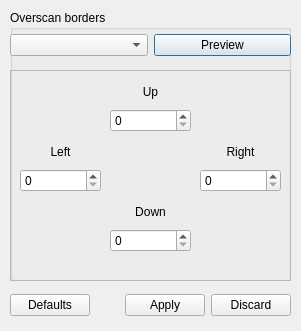
punesemu/puNES, file src/gui/designer/dlgOverscanBorders.ui: the form before one commit.
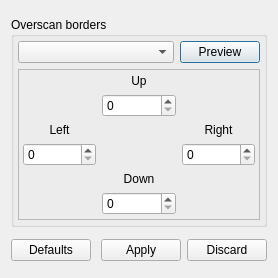
The form after the commit.

```diff
--- a/src/gui/designer/dlgOverscanBorders.ui
+++ b/src/gui/designer/dlgOverscanBorders.ui
@@ -6,21 +6,21 @@
    <rect>
     <x>0</x>
     <y>0</y>
-    <width>301</width>
-    <height>331</height>
+    <width>278</width>
+    <height>278</height>
    </rect>
   </property>
   <property name="windowTitle">
    <string>Set borders</string>
   </property>
+  <layout class="QVBoxLayout" name="verticalLayout_Set_borders">
+   <item>
   <widget class="QGroupBox" name="groupBox">
-   <property name="geometry">
-    <rect>
-     <x>10</x>
-     <y>10</y>
-     <width>281</width>
-     <height>271</height>
-    </rect>
+     <property name="sizePolicy">
+      <sizepolicy hsizetype="Preferred" vsizetype="Fixed">
+       <horstretch>0</horstretch>
+       <verstretch>0</verstretch>
+      </sizepolicy>
    </property>
    <property name="title">
     <string>Overscan borders</string>
@@ -28,18 +28,30 @@
    <property name="flat">
     <bool>true</bool>
    </property>
-   <widget class="QWidget" name="horizontalLayoutWidget">
-    <property name="geometry">
-     <rect>
-      <x>0</x>
-      <y>20</y>
-      <width>281</width>
-      <height>31</height>
-     </rect>
-    </property>
-    <layout class="QHBoxLayout" name="horizontalLayout">
+     <layout class="QVBoxLayout" name="verticalLayout_groupBox_Overscan_borders">
+      <property name="leftMargin">
+       <number>4</number>
+      </property>
+      <property name="topMargin">
+       <number>4</number>
+      </property>
+      <property name="rightMargin">
+       <number>4</number>
+      </property>
+      <property name="bottomMargin">
+       <number>4</number>
+      </property>
      <item>
-      <widget class="QComboBox" name="comboBox_Mode"/>
+       <layout class="QHBoxLayout" name="horizontalLayout_mode">
+        <item>
+         <widget class="QComboBox" name="comboBox_Mode">
+          <property name="sizePolicy">
+           <sizepolicy hsizetype="Expanding" vsizetype="Fixed">
+            <horstretch>0</horstretch>
+            <verstretch>0</verstretch>
+           </sizepolicy>
+          </property>
+         </widget>
      </item>
      <item>
       <widget class="QPushButton" name="pushButton_Preview">
@@ -49,15 +61,16 @@
       </widget>
      </item>
     </layout>
-   </widget>
+      </item>
+      <item>
+       <layout class="QHBoxLayout" name="horizontalLayout_frame">
+        <item>
    <widget class="QFrame" name="frame">
-    <property name="geometry">
-     <rect>
-      <x>0</x>
-      <y>60</y>
-      <width>281</width>
-      <height>211</height>
-     </rect>
+          <property name="sizePolicy">
+           <sizepolicy hsizetype="Preferred" vsizetype="Fixed">
+            <horstretch>0</horstretch>
+            <verstretch>0</verstretch>
+           </sizepolicy>
     </property>
     <property name="frameShape">
      <enum>QFrame::StyledPanel</enum>
@@ -65,18 +78,29 @@
     <property name="frameShadow">
      <enum>QFrame::Raised</enum>
     </property>
-    <widget class="QWidget" name="verticalLayoutWidget">
-     <property name="geometry">
-      <rect>
-       <x>100</x>
-       <y>10</y>
-       <width>81</width>
-       <height>52</height>
-      </rect>
-     </property>
+          <layout class="QGridLayout" name="gridLayout">
+           <property name="leftMargin">
+            <number>4</number>
+           </property>
+           <property name="topMargin">
+            <number>4</number>
+           </property>
+           <property name="rightMargin">
+            <number>4</number>
+           </property>
+           <property name="bottomMargin">
+            <number>4</number>
+           </property>
+           <item row="0" column="1">
      <layout class="QVBoxLayout" name="verticalLayout_Up">
       <item>
        <widget class="QLabel" name="label_Up">
+               <property name="sizePolicy">
+                <sizepolicy hsizetype="Preferred" vsizetype="Fixed">
+                 <horstretch>0</horstretch>
+                 <verstretch>0</verstretch>
+                </sizepolicy>
+               </property>
         <property name="text">
          <string>Up</string>
         </property>
@@ -89,19 +113,17 @@
        <widget class="QSpinBox" name="spinBox_Up"/>
       </item>
      </layout>
-    </widget>
-    <widget class="QWidget" name="verticalLayoutWidget_2">
-     <property name="geometry">
-      <rect>
-       <x>10</x>
-       <y>70</y>
-       <width>81</width>
-       <height>52</height>
-      </rect>
-     </property>
+           </item>
+           <item row="1" column="0">
      <layout class="QVBoxLayout" name="verticalLayout_Left">
       <item>
        <widget class="QLabel" name="label_Left">
+               <property name="sizePolicy">
+                <sizepolicy hsizetype="Preferred" vsizetype="Fixed">
+                 <horstretch>0</horstretch>
+                 <verstretch>0</verstretch>
+                </sizepolicy>
+               </property>
         <property name="text">
          <string>Left</string>
         </property>
@@ -114,19 +136,17 @@
        <widget class="QSpinBox" name="spinBox_Left"/>
       </item>
      </layout>
-    </widget>
-    <widget class="QWidget" name="verticalLayoutWidget_3">
-     <property name="geometry">
-      <rect>
-       <x>190</x>
-       <y>70</y>
-       <width>81</width>
-       <height>52</height>
-      </rect>
-     </property>
+           </item>
+           <item row="1" column="2">
      <layout class="QVBoxLayout" name="verticalLayout_Right">
       <item>
        <widget class="QLabel" name="label_Right">
+               <property name="sizePolicy">
+                <sizepolicy hsizetype="Preferred" vsizetype="Fixed">
+                 <horstretch>0</horstretch>
+                 <verstretch>0</verstretch>
+                </sizepolicy>
+               </property>
         <property name="text">
          <string>Right</string>
         </property>
@@ -139,19 +159,17 @@
        <widget class="QSpinBox" name="spinBox_Right"/>
       </item>
      </layout>
-    </widget>
-    <widget class="QWidget" name="verticalLayoutWidget_4">
-     <property name="geometry">
-      <rect>
-       <x>100</x>
-       <y>130</y>
-       <width>81</width>
-       <height>52</height>
-      </rect>
-     </property>
+           </item>
+           <item row="2" column="1">
      <layout class="QVBoxLayout" name="verticalLayout_Down">
       <item>
        <widget class="QLabel" name="label_Down">
+               <property name="sizePolicy">
+                <sizepolicy hsizetype="Preferred" vsizetype="Fixed">
+                 <horstretch>0</horstretch>
+                 <verstretch>0</verstretch>
+                </sizepolicy>
+               </property>
         <property name="text">
          <string>Down</string>
         </property>
@@ -164,18 +182,16 @@
        <widget class="QSpinBox" name="spinBox_Down"/>
       </item>
      </layout>
-    </widget>
-   </widget>
-  </widget>
-  <widget class="QWidget" name="horizontalLayoutWidget_2">
-   <property name="geometry">
-    <rect>
-     <x>10</x>
-     <y>290</y>
-     <width>281</width>
-     <height>31</height>
-    </rect>
-   </property>
+           </item>
+          </layout>
+         </widget>
+        </item>
+       </layout>
+      </item>
+     </layout>
+    </widget>
+   </item>
+   <item>
    <layout class="QHBoxLayout" name="horizontalLayout_Standard_Button">
     <item>
      <widget class="QPushButton" name="pushButton_Defaults">
@@ -191,8 +207,8 @@
       </property>
       <property name="sizeHint" stdset="0">
        <size>
-        <width>40</width>
-        <height>20</height>
+         <width>0</width>
+         <height>0</height>
        </size>
       </property>
      </spacer>
@@ -212,7 +228,8 @@
      </widget>
     </item>
    </layout>
-  </widget>
+   </item>
+  </layout>
  </widget>
  <resources/>
  <connections/>
```
Left out of the diff: 2 changed lines with no effect on the pictures. Lines whose indentation alone changed are shown as unchanged.
